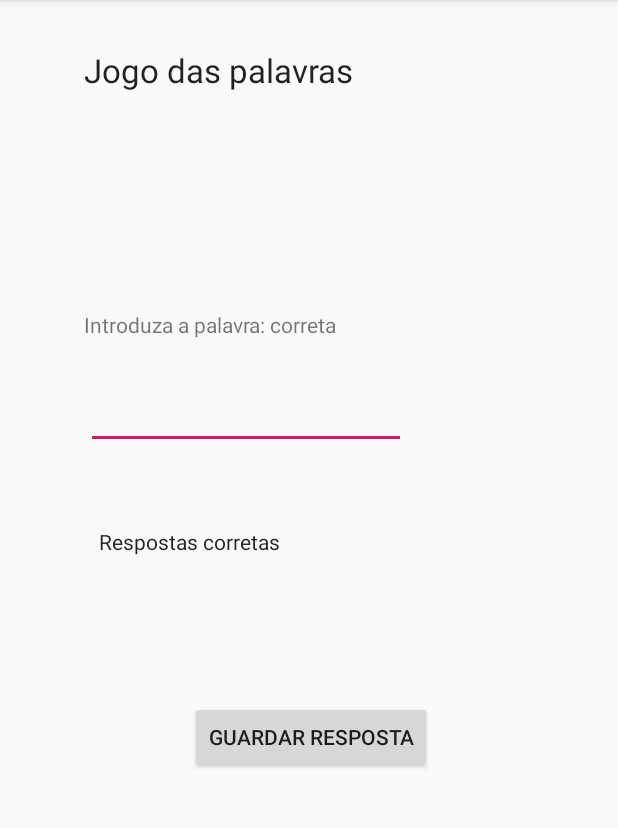
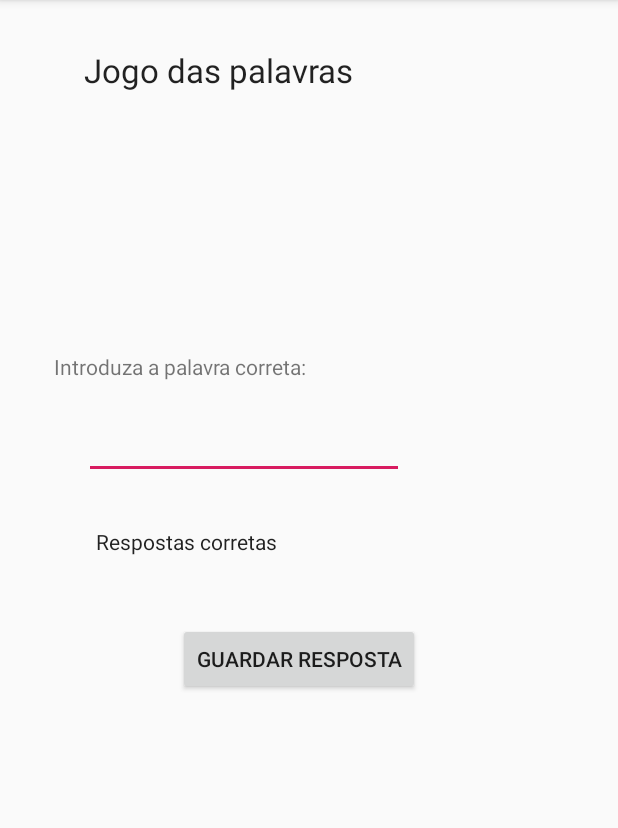
Before and after one commit to MarioMendes9/CmuProject, an Android app: the jogo_memoria screen opened directly, with no data from a screen before it, on a phone screen of 412 x 824 dp, the part 84-912 px from its top. Run offline under Robolectric (Android 15) with nearby library versions, the light colour scheme and no system bars.

Commit message:
Adicionado botao jogar novamente no jogo da memória

```diff
--- a/app/src/main/java/com/example/cmuproject/jogo_memoria2.java
+++ b/app/src/main/java/com/example/cmuproject/jogo_memoria2.java
@@ -2,6 +2,8 @@ package com.example.cmuproject;
 
 import androidx.appcompat.app.AppCompatActivity;
 
+import android.app.Activity;
+import android.content.Intent;
 import android.os.Bundle;
 import android.view.View;
 import android.widget.Button;
@@ -28,8 +30,13 @@ public class jogo_memoria2 extends AppCompatActivity {
         jogar.setOnClickListener(new View.OnClickListener(){
             @Override
             public void onClick(View v) {
+                //Intent intent = new Intent(this, jogo_memoria.class);
+                //startActivity(intent);
+                Intent it = new Intent(jogo_memoria2.this, jogo_memoria.class);
+                startActivity(it);
+                //setContentView(R.layout.activity_jogo_memoria);
+            }
 
-            }
         });
     }
 }
--- a/app/src/main/res/layout/activity_jogo_memoria.xml
+++ b/app/src/main/res/layout/activity_jogo_memoria.xml
@@ -24,8 +24,8 @@
         android:id="@+id/palavra"
         android:layout_width="wrap_content"
         android:layout_height="wrap_content"
-        android:layout_marginStart="148dp"
-        android:layout_marginTop="52dp"
+        android:layout_marginStart="136dp"
+        android:layout_marginTop="64dp"
         android:text="Palavra"
         android:textAppearance="@style/TextAppearance.AppCompat.Display1"
         app:layout_constraintStart_toStartOf="parent"
@@ -35,9 +35,9 @@
         android:id="@+id/textView3"
         android:layout_width="wrap_content"
         android:layout_height="wrap_content"
-        android:layout_marginStart="56dp"
-        android:layout_marginTop="48dp"
-        android:text="Introduza a palavra: correta"
+        android:layout_marginStart="36dp"
+        android:layout_marginTop="64dp"
+        android:text="Introduza a palavra correta:"
         app:layout_constraintStart_toStartOf="parent"
         app:layout_constraintTop_toBottomOf="@+id/palavra" />
 
@@ -46,11 +46,12 @@
         android:layout_width="wrap_content"
         android:layout_height="wrap_content"
         android:layout_marginStart="56dp"
-        android:layout_marginTop="28dp"
+        android:layout_marginTop="20dp"
         android:layout_marginEnd="140dp"
         android:ems="10"
         android:inputType="textPersonName"
         app:layout_constraintEnd_toEndOf="parent"
+        app:layout_constraintHorizontal_bias="0.0"
         app:layout_constraintStart_toStartOf="parent"
         app:layout_constraintTop_toBottomOf="@+id/textView3" />
 
@@ -58,8 +59,8 @@
         android:id="@+id/button8"
         android:layout_width="wrap_content"
         android:layout_height="wrap_content"
-        android:layout_marginTop="168dp"
-        android:layout_marginEnd="124dp"
+        android:layout_marginTop="96dp"
+        android:layout_marginEnd="132dp"
         android:text="Guardar resposta"
         app:layout_constraintEnd_toEndOf="parent"
         app:layout_constraintTop_toBottomOf="@+id/resposta" />
@@ -68,8 +69,8 @@
         android:id="@+id/respostasCorretas"
         android:layout_width="wrap_content"
         android:layout_height="wrap_content"
-        android:layout_marginStart="66dp"
-        android:layout_marginTop="52dp"
+        android:layout_marginStart="64dp"
+        android:layout_marginTop="32dp"
         android:text="Respostas corretas"
         android:textAppearance="@style/TextAppearance.AppCompat.Body1"
         app:layout_constraintStart_toStartOf="parent"
```
Also changed, not shown: app/src/main/java/com/example/cmuproject/jogo_memoria.java (+4 -4 lines).
